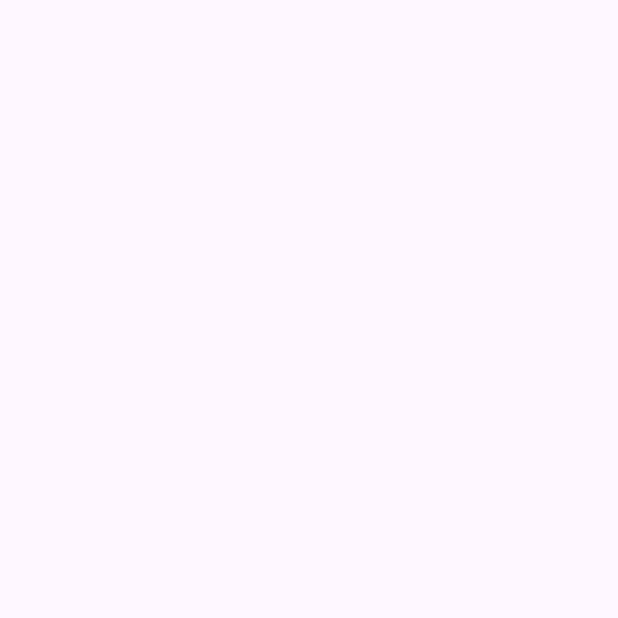
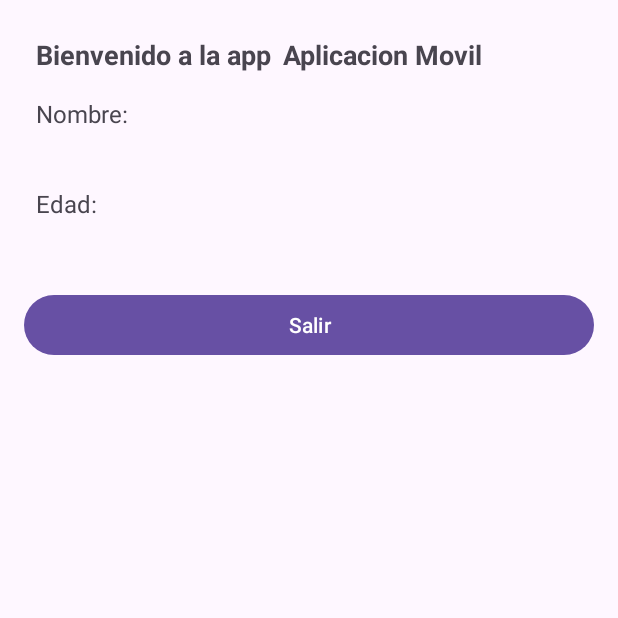
Before and after one commit to szuluaga644/App1, an Android app: the MainActivity2 screen opened directly, with no data from a screen before it, on a phone screen of 412 x 824 dp, the top half of it. Before the commit the part shown is empty. Run offline under Robolectric (Android 15) with nearby library versions, the phone set to English and light mode, and no system bars.

Commit message:
Se agrega Main 2 con paso de informacion

```diff
--- a/app/src/main/java/com/example/myapplication/MainActivity2.java
+++ b/app/src/main/java/com/example/myapplication/MainActivity2.java
@@ -1,6 +1,11 @@
 package com.example.myapplication;
 
+import android.content.Intent;
 import android.os.Bundle;
+import android.util.Log;
+import android.view.View;
+import android.widget.Button;
+import android.widget.TextView;
 
 import androidx.activity.EdgeToEdge;
 import androidx.appcompat.app.AppCompatActivity;
@@ -10,15 +15,31 @@ import androidx.core.view.WindowInsetsCompat;
 
 public class MainActivity2 extends AppCompatActivity {
 
+    TextView txvNombre, txvEdad;
+    Button salir;
+
     @Override
     protected void onCreate(Bundle savedInstanceState) {
         super.onCreate(savedInstanceState);
         EdgeToEdge.enable(this);
         setContentView(R.layout.activity_main2);
-        ViewCompat.setOnApplyWindowInsetsListener(findViewById(R.id.main), (v, insets) -> {
-            Insets systemBars = insets.getInsets(WindowInsetsCompat.Type.systemBars());
-            v.setPadding(systemBars.left, systemBars.top, systemBars.right, systemBars.bottom);
-            return insets;
+
+        txvNombre = findViewById(R.id.textoNombre);
+        txvEdad = findViewById(R.id.textoEdad);
+        salir = findViewById(R.id.btnSalir);
+
+        Intent intent = getIntent();
+        String nombreUsuario = intent.getStringExtra("nombreUsuario");
+        String edadUsuario = intent.getStringExtra("edadUsuario");
+
+        txvNombre.setText(nombreUsuario);
+        txvEdad.setText(edadUsuario);
+
+        salir.setOnClickListener(new View.OnClickListener() {
+            @Override
+            public void onClick(View view) {
+                finish();
+            }
         });
     }
 }
--- a/app/src/main/res/layout/activity_main2.xml
+++ b/app/src/main/res/layout/activity_main2.xml
@@ -1,10 +1,86 @@
 <?xml version="1.0" encoding="utf-8"?>
-<androidx.constraintlayout.widget.ConstraintLayout xmlns:android="http://schemas.android.com/apk/res/android"
+<LinearLayout xmlns:android="http://schemas.android.com/apk/res/android"
     xmlns:app="http://schemas.android.com/apk/res-auto"
     xmlns:tools="http://schemas.android.com/tools"
-    android:id="@+id/main"
     android:layout_width="match_parent"
     android:layout_height="match_parent"
+    android:orientation="vertical"
+    android:padding="16dp"
     tools:context=".MainActivity2">
 
-</androidx.constraintlayout.widget.ConstraintLayout>
+    <LinearLayout
+        android:layout_width="match_parent"
+        android:layout_height="wrap_content"
+        android:orientation="horizontal"
+        android:padding="8dp">
+
+        <TextView
+            android:id="@+id/txtBienvenida"
+            android:text="@string/bienvenida"
+            android:layout_width="wrap_content"
+            android:layout_height="wrap_content"
+            android:textSize="18sp"
+            android:textStyle="bold"
+            android:paddingEnd="8dp"/>
+
+        <TextView
+            android:id="@+id/app"
+            android:text="@string/app_name"
+            android:layout_width="wrap_content"
+            android:layout_height="wrap_content"
+            android:textSize="18sp"
+            android:textStyle="bold" />
+
+    </LinearLayout>
+
+    <LinearLayout
+        android:layout_width="match_parent"
+        android:layout_height="wrap_content"
+        android:orientation="vertical"
+        android:padding="8dp">
+
+        <TextView
+            android:id="@+id/nombre"
+            android:layout_width="match_parent"
+            android:layout_height="wrap_content"
+            android:textSize="16sp"
+            android:text="Nombre: "
+            android:paddingBottom="8dp"/>
+
+        <TextView
+            android:id="@+id/textoNombre"
+            android:layout_width="match_parent"
+            android:layout_height="wrap_content"
+            android:textSize="16sp"
+            android:paddingBottom="8dp"/>
+
+        <TextView
+            android:id="@+id/edad"
+            android:layout_width="match_parent"
+            android:layout_height="wrap_content"
+            android:textSize="16sp"
+            android:text="Edad: "
+            android:paddingBottom="8dp"/>
+
+        <TextView
+            android:id="@+id/textoEdad"
+            android:layout_width="match_parent"
+            android:layout_height="wrap_content"
+            android:textSize="16sp"
+            android:paddingBottom="8dp"/>
+
+    </LinearLayout>
+    <LinearLayout
+        android:layout_width="match_parent"
+        android:layout_height="wrap_content"
+        android:orientation="horizontal"
+        android:layout_weight="3">
+    <Button
+        android:id="@+id/btnSalir"
+        android:layout_width="0dp"
+        android:layout_height="wrap_content"
+        android:layout_weight="1"
+        android:text="@string/salir"/>
+    </LinearLayout>
+
+</LinearLayout>
```
